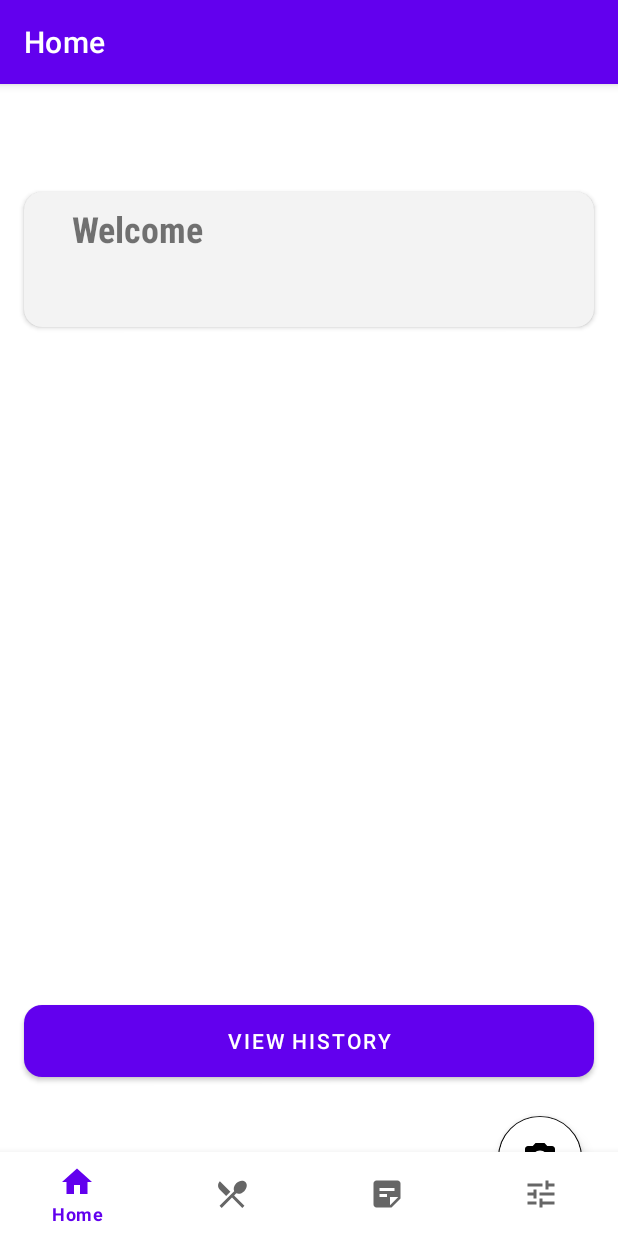
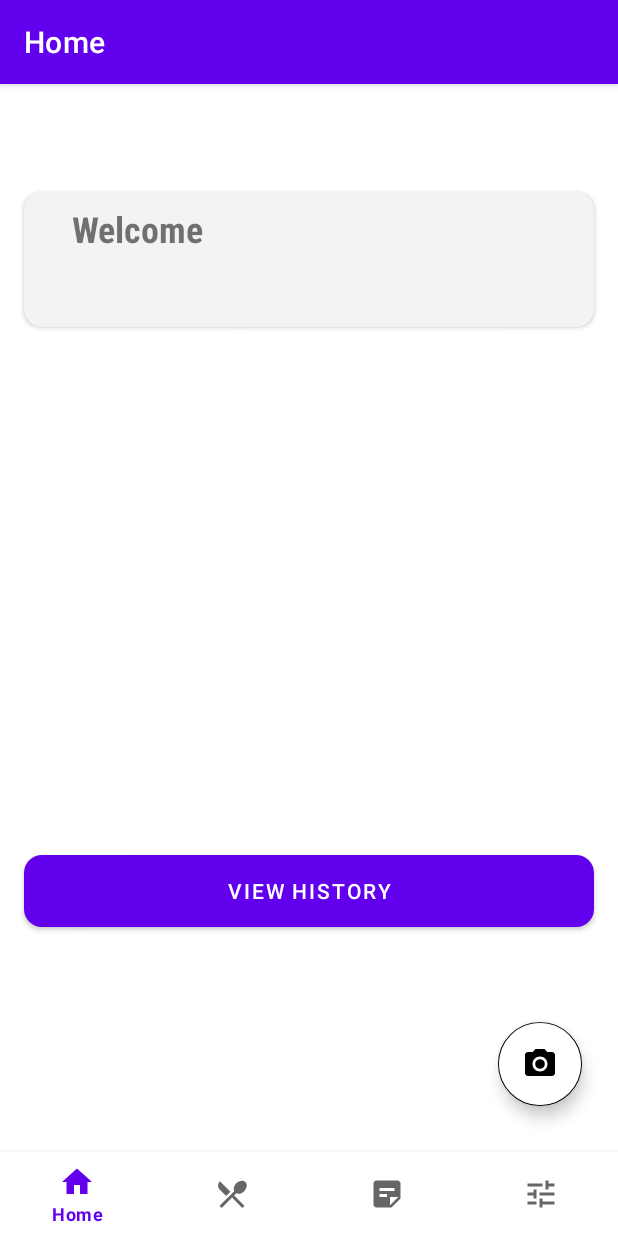
Before and after one commit to C22-PS126-Bangkit-2022/Capstone-Nom, an Android app: the screen it shows after launch (MainActivity), on a phone screen of 412 x 824 dp. Run offline under Robolectric (Android 15) with nearby library versions, the phone set to English and light mode, and no system bars; our stand-ins replace CircleImageView, navigation-ui.

Commit message:
Change Display

```diff
--- a/app/src/main/res/layout/fragment_home.xml
+++ b/app/src/main/res/layout/fragment_home.xml
@@ -75,7 +75,7 @@
         android:layout_width="match_parent"
         android:layout_height="wrap_content"
         android:layout_marginStart="16dp"
-        android:layout_marginTop="452dp"
+        android:layout_marginTop="352dp"
         android:layout_marginEnd="16dp"
 
         android:background="@drawable/btn_take"
@@ -96,5 +96,6 @@
         android:src="@drawable/ic_camera"
         app:backgroundTint="@color/black"
         app:layout_constraintBottom_toBottomOf="parent"
-        app:layout_constraintEnd_toEndOf="parent" />
+        app:layout_constraintEnd_toEndOf="parent"
+        app:layout_constraintTop_toBottomOf="@+id/btn_history" />
 </androidx.constraintlayout.widget.ConstraintLayout>
```
